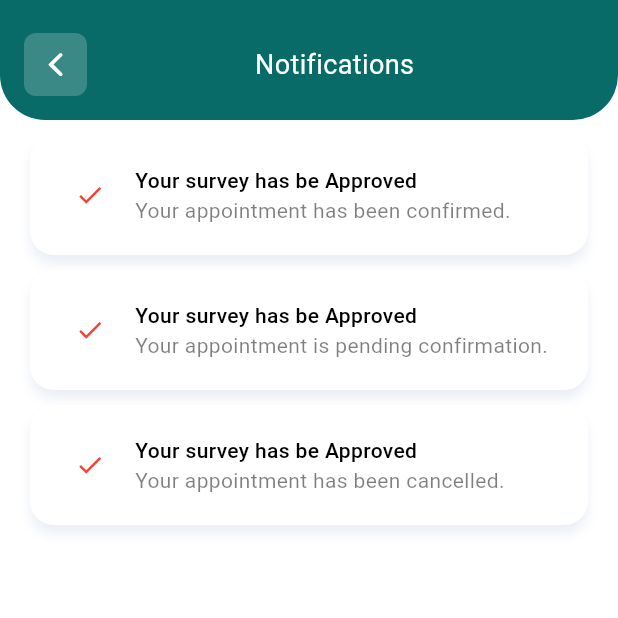
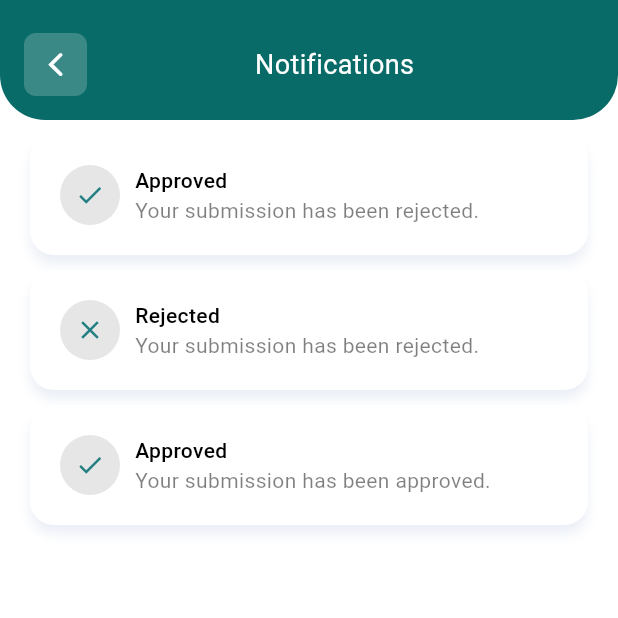
Before and after one commit to jassimpv/Survey-App-Flutter-UI, a Flutter app: the NotificationScreen screen opened by its route, on a phone screen of 412 x 824 dp, the top half of it. Run offline on Flutter 3.47's test engine with Material 3 defaults, Android fonts, the phone set to English and light mode, and no system bars; our stand-ins replace connectivity_plus, flutter_svg, get, package_info_plus, pin_code_fields, shared_preferences and 1 more; accounts and stored records are empty; Roboto replaces fonts that are missing (Outfit); project files that could hold a hidden picture were left out.

Commit message:
Refactor: Update notification messages and types for clarity; enhance TaskCard to support scroll functionality

```diff
--- a/lib/controller/home_controller.dart
+++ b/lib/controller/home_controller.dart
@@ -108,11 +108,9 @@ class HomeController extends GetxController {
       restaurantType: "Fine Dining",
       bookingId: 1002,
       bookingNumber: "BN-0002",
-
       emirate: "Al Ain",
       delegationName: "Business Group",
       status: "In Progress",
-
       lastVistedDate: LastVisitedDate(
         status: "Ongoing",
         createdAt: DateTime.now().add(const Duration(days: 15)),
--- a/lib/controller/notifications_controller.dart
+++ b/lib/controller/notifications_controller.dart
@@ -10,16 +10,16 @@ class NotificationsController extends GetxController {
       response: ResponseData(
         notifications: [
           Notifications(
-            type: "confirmed",
-            message: "Your appointment has been confirmed.",
+            type: "approved",
+            message: "Your submission has been rejected.",
           ),
           Notifications(
-            type: "pending",
-            message: "Your appointment is pending confirmation.",
+            type: "rejected",
+            message: "Your submission has been rejected.",
           ),
           Notifications(
-            type: "cancelled",
-            message: "Your appointment has been cancelled.",
+            type: "approved",
+            message: "Your submission has been approved.",
           ),
         ],
       ),
--- a/lib/views/notifications/notification_screen.dart
+++ b/lib/views/notifications/notification_screen.dart
@@ -7,7 +7,7 @@ import 'package:collect/views/widget/custom_app_bar.dart';
 import 'package:flutter/material.dart';
 import 'package:get/get.dart';
 
-enum NotificationTypes { confirmed, pending, cancelled }
+enum NotificationTypes { approved, rejected }
 
 class NotificationScreen extends GetView<NotificationsController> {
   const NotificationScreen({super.key});
@@ -23,7 +23,6 @@ class NotificationScreen extends GetView<NotificationsController> {
           CustomAppBar(
             title: "notifications".tr,
             onBackPressed: () => Get.back(),
-
             isNotificationButton: false,
           ),
           Expanded(
@@ -44,7 +43,9 @@ class NotificationScreen extends GetView<NotificationsController> {
                       .value
                       .response
                       ?.notifications![index],
-                  notificationTypes: NotificationTypes.pending,
+                  notificationTypes: index % 2 == 0
+                      ? NotificationTypes.approved
+                      : NotificationTypes.rejected,
                 ),
                 padding: const EdgeInsets.symmetric(
                   horizontal: 20,
@@ -81,14 +82,20 @@ class _NotificationItem extends StatelessWidget {
             ),
             child: Center(
               child: Container(
-                width: 30,
-                height: 30,
-                decoration: const BoxDecoration(
-                  color: ColorUtils.whiteColor,
+                width: 50,
+                height: 50,
+                decoration: BoxDecoration(
+                  color: ColorUtils.black.withValues(alpha: 0.1),
                   shape: BoxShape.circle,
                 ),
                 child: Center(
-                  child: Icon(Icons.done, size: 20, color: Colors.red),
+                  child: Icon(
+                    notificationTypes == NotificationTypes.rejected
+                        ? Icons.close
+                        : Icons.done,
+                    size: 20,
+                    color: ColorUtils.linkColor,
+                  ),
                 ),
               ),
             ),
@@ -99,7 +106,9 @@ class _NotificationItem extends StatelessWidget {
               crossAxisAlignment: CrossAxisAlignment.stretch,
               children: [
                 Text(
-                  "Your survey has be Approved",
+                  notificationTypes == NotificationTypes.rejected
+                      ? "Rejected"
+                      : "Approved",
                   style: StyleUtils.kTextStyleSize14Weight500(
                     color: Colors.black,
                   ),
--- a/lib/views/widget/survey_card.dart
+++ b/lib/views/widget/survey_card.dart
@@ -129,7 +129,7 @@ class SurveyCard extends StatelessWidget {
                 ),
                 8.widthBox,
                 Text(
-                  "Apple",
+                  "Fruits & Vegetables",
                   style: StyleUtils.kTextStyleSize14Weight500(
                     color: ColorUtils.black.withValues(alpha: 0.8),
                   ),
--- a/lib/views/widget/task_card.dart
+++ b/lib/views/widget/task_card.dart
@@ -16,6 +16,7 @@ class TaskCard extends StatelessWidget {
   final bool ongoingTrip;
   final bool isFromList;
   final bool isCompleted;
+  final Function? scrollToMiddle;
 
   const TaskCard({
     super.key,
@@ -25,13 +26,18 @@ class TaskCard extends StatelessWidget {
     this.ongoingTrip = false,
     this.isFromList = false,
     this.isCompleted = false,
+    this.scrollToMiddle,
   });
 
   @override
   Widget build(BuildContext context) {
     return ZoomTapAnimation(
       onTap: () {
+        if (scrollToMiddle != null) {
+          scrollToMiddle!();
+        }
         FocusScope.of(context).unfocus();
+
         Get.dialog(
           TaskDialog(data: bookingData),
           barrierDismissible: false,
```
